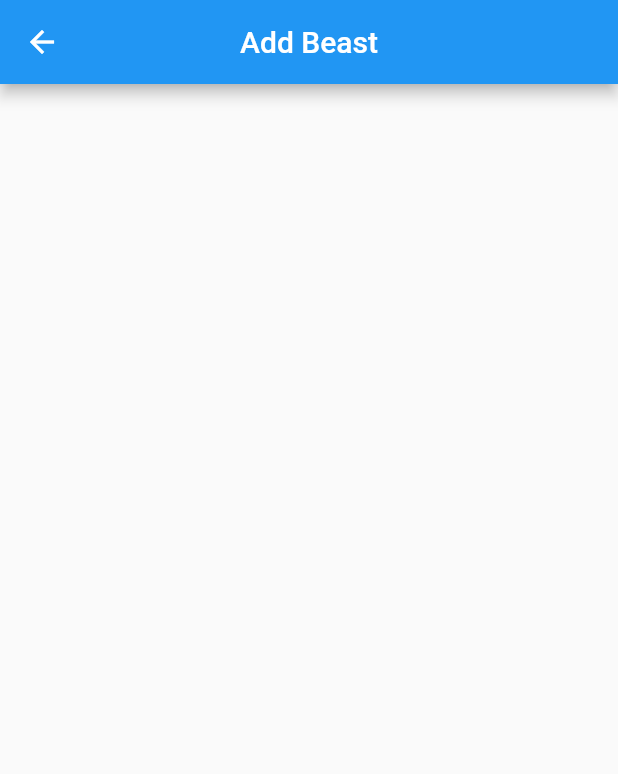
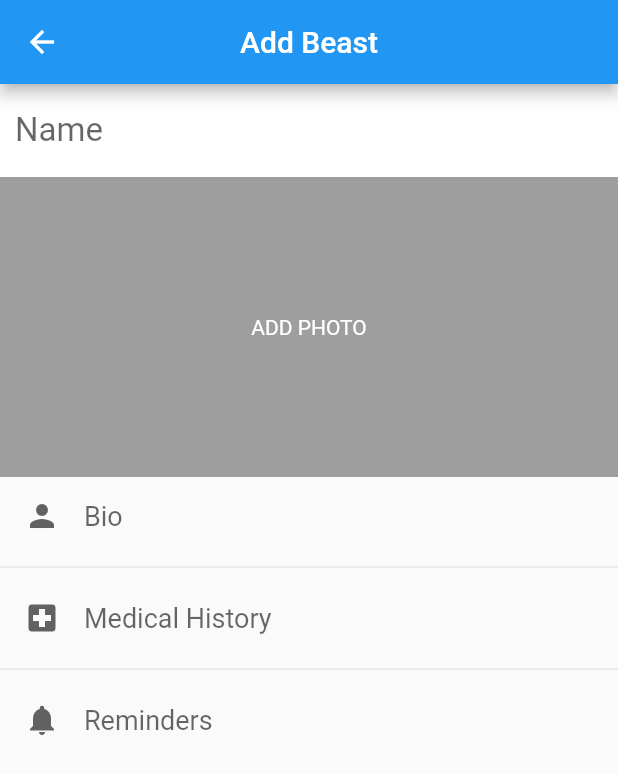
Before and after one commit to hnkhandev/magnificent_beasts, a Flutter app: the AddBeast screen opened directly, on a phone screen of 412 x 824 dp. Shown: the top 774 px of the screen. Run offline on Flutter 3.47's test engine with Material 2 defaults, Android fonts, the phone set to English and light mode, and no system bars.

Commit message:
Basic UI for adding beasts

```diff
--- a/lib/add_beast.dart
+++ b/lib/add_beast.dart
@@ -11,6 +11,141 @@ class AddBeast extends StatelessWidget {
           Container(),
         ],
       ),
+      body: SingleChildScrollView(
+        child: Container(
+          child: Column(
+            crossAxisAlignment: CrossAxisAlignment.stretch,
+            mainAxisSize: MainAxisSize.min,
+            children: <Widget>[
+              Container(
+                color: Colors.white,
+                padding: EdgeInsets.symmetric(horizontal: 10, vertical: 6),
+                child: Form(
+                  child: TextFormField(
+                    style: TextStyle(
+                      fontSize: 22,
+                    ),
+                    maxLength: 30,
+                    decoration: InputDecoration(
+                      counterText: '',
+                      hintText: 'Name',
+                      border: InputBorder.none,
+                    ),
+                  ),
+                ),
+              ),
+              GestureDetector(
+                child: Stack(
+                  fit: StackFit.passthrough,
+                  alignment: AlignmentDirectional.center,
+                  children: <Widget>[
+                    Container(
+                      height: 200,
+                      color: Colors.grey,
+                    ),
+                    Text(
+                      'ADD PHOTO',
+                      style: TextStyle(color: Colors.white),
+                      textAlign: TextAlign.center,
+                    ),
+                  ],
+                ),
+                onTap: () => null,
+              ),
+              Container(
+                padding: EdgeInsets.symmetric(horizontal: 16, vertical: 2),
+                child: Row(
+                  children: <Widget>[
+                    Icon(
+                      Icons.person,
+                      color: Colors.grey[700],
+                    ),
+                    SizedBox(
+                      width: 16,
+                    ),
+                    Expanded(
+                      child: Form(
+                        child: TextFormField(
+                          maxLines: null,
+                          style: TextStyle(
+                            fontSize: 18,
+                          ),
+                          decoration: InputDecoration(
+                            counterText: '',
+                            hintText: 'Bio',
+                            border: InputBorder.none,
+                          ),
+                        ),
+                      ),
+                    ),
+                  ],
+                ),
+              ),
+              Divider(),
+              Container(
+                padding: EdgeInsets.symmetric(horizontal: 16, vertical: 2),
+                child: Row(
+                  crossAxisAlignment: CrossAxisAlignment.center,
+                  children: <Widget>[
+                    Icon(
+                      Icons.local_hospital,
+                      color: Colors.grey[700],
+                    ),
+                    SizedBox(
+                      width: 16,
+                    ),
+                    Expanded(
+                      child: Form(
+                        child: TextFormField(
+                          maxLines: null,
+                          style: TextStyle(
+                            fontSize: 18,
+                          ),
+                          decoration: InputDecoration(
+                            counterText: '',
+                            hintText: 'Medical History',
+                            border: InputBorder.none,
+                          ),
+                        ),
+                      ),
+                    ),
+                  ],
+                ),
+              ),
+              Divider(),
+              Container(
+                padding: EdgeInsets.symmetric(horizontal: 16, vertical: 2),
+                child: Row(
+                  crossAxisAlignment: CrossAxisAlignment.center,
+                  children: <Widget>[
+                    Icon(
+                      Icons.notifications,
+                      color: Colors.grey[700],
+                    ),
+                    SizedBox(
+                      width: 16,
+                    ),
+                    Expanded(
+                      child: Form(
+                        child: TextFormField(
+                          style: TextStyle(
+                            fontSize: 18,
+                          ),
+                          decoration: InputDecoration(
+                            counterText: '',
+                            hintText: 'Reminders',
+                            border: InputBorder.none,
+                          ),
+                        ),
+                      ),
+                    ),
+                  ],
+                ),
+              ),
+            ],
+          ),
+        ),
+      ),
     );
   }
 }
```
